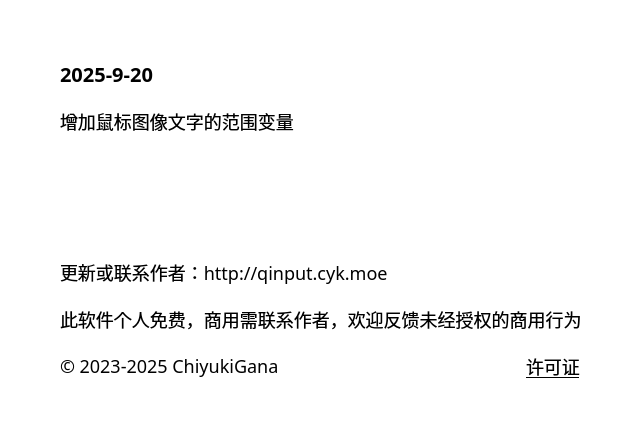
This is source/ui/AboutUi.ui in ChiyukiGana/Quickinput as Qt 5 draws it before an edit. The edited form follows.
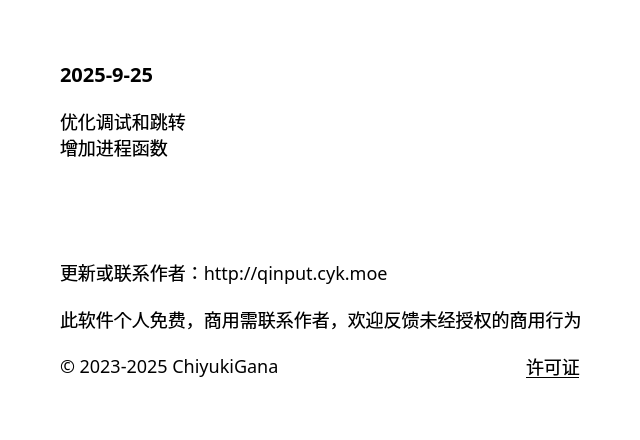
This is the edited form.

The edit to the form file:
```diff
--- a/source/ui/AboutUi.ui
+++ b/source/ui/AboutUi.ui
@@ -90,7 +90,7 @@
          <string notr="true">font-size:20px</string>
         </property>
         <property name="text">
-         <string>2025-9-20</string>
+         <string>2025-9-25</string>
         </property>
         <property name="textFormat">
          <enum>Qt::TextFormat::PlainText</enum>
@@ -106,7 +106,8 @@
          </sizepolicy>
         </property>
         <property name="text">
-         <string>增加鼠标图像文字的范围变量</string>
+         <string>优化调试和跳转
+增加进程函数</string>
         </property>
         <property name="textFormat">
          <enum>Qt::TextFormat::PlainText</enum>
```
